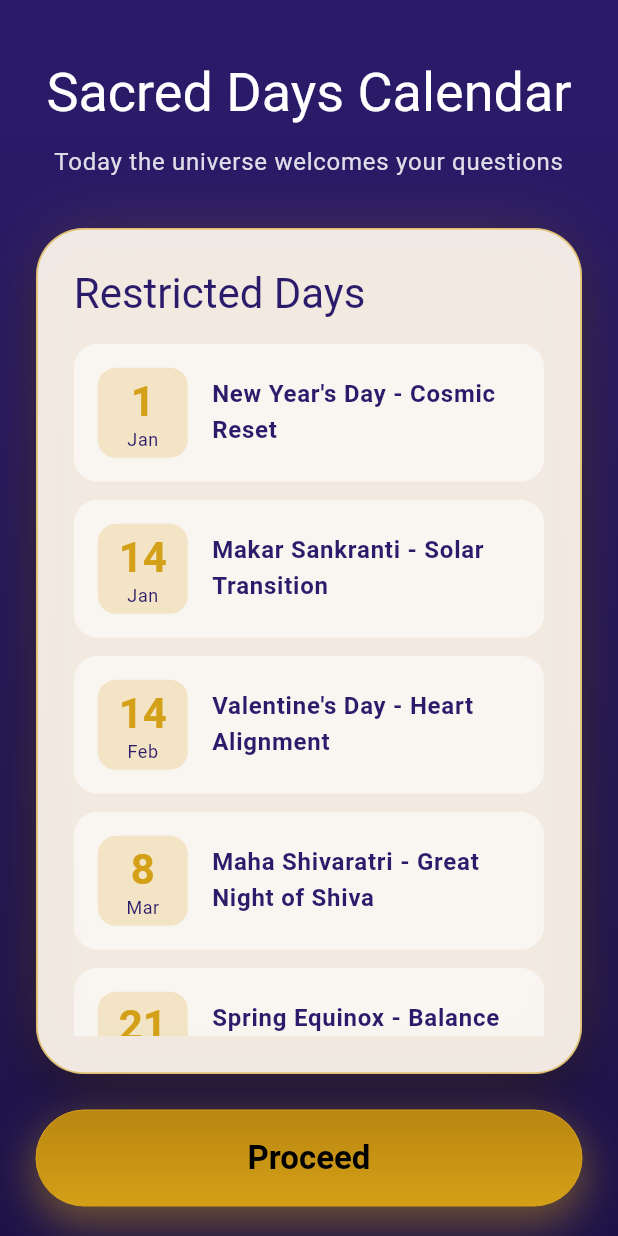
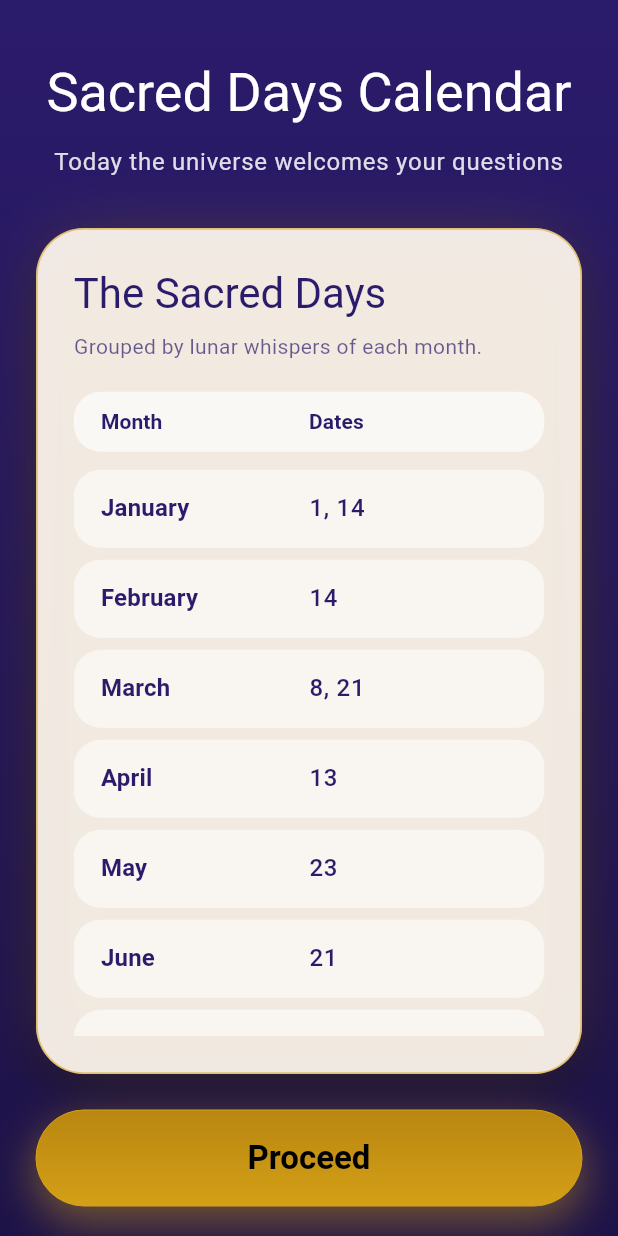
Before and after one commit to chirag1202/WisdomSutra, a Flutter app: the RestrictedDaysScreen screen opened directly, on a phone screen of 412 x 824 dp. Run offline on Flutter 3.47's test engine with Material 3 defaults, Android fonts, the phone set to English and light mode, and no system bars; our stand-ins replace app_links, shared_preferences, supabase_flutter; accounts and stored records are empty.

Commit message:
Refactor restricted days feature: consolidate data handling and improve UI structure

```diff
--- /dev/null
+++ b/lib/models/restricted_day.dart
@@ -0,0 +1,44 @@
+class RestrictedDay {
+  final int month;
+  final int day;
+  final String? name;
+
+  const RestrictedDay({
+    required this.month,
+    required this.day,
+    this.name,
+  });
+
+  factory RestrictedDay.fromJson(Map<String, dynamic> json) {
+    return RestrictedDay(
+      month: (json['month'] as num).toInt(),
+      day: (json['day'] as num).toInt(),
+      name: json['name'] as String?,
+    );
+  }
+
+  factory RestrictedDay.fromSupabase(Map<String, dynamic> row) {
+    return RestrictedDay(
+      month: (row['month'] as num).toInt(),
+      day: (row['day'] as num).toInt(),
+    );
+  }
+
+  String get monthName => const [
+        'January',
+        'February',
+        'March',
+        'April',
+        'May',
+        'June',
+        'July',
+        'August',
+        'September',
+        'October',
+        'November',
+        'December'
+      ][month - 1];
+
+  String get displayLabel =>
+      name ?? 'Sacred silence - the lineage keeps the book sealed today.';
+}
--- a/lib/screens/restricted_days_screen.dart
+++ b/lib/screens/restricted_days_screen.dart
@@ -3,42 +3,9 @@ import 'package:flutter/material.dart';
 import 'package:flutter/services.dart';
 import '../constants/colors.dart';
 import '../constants/theme.dart';
+import '../models/restricted_day.dart';
+import '../services/restricted_dates_service.dart';
 import '../widgets/golden_button.dart';
-
-class RestrictedDay {
-  final int month;
-  final int day;
-  final String name;
-
-  RestrictedDay({
-    required this.month,
-    required this.day,
-    required this.name,
-  });
-
-  factory RestrictedDay.fromJson(Map<String, dynamic> json) {
-    return RestrictedDay(
-      month: json['month'] as int,
-      day: json['day'] as int,
-      name: json['name'] as String,
-    );
-  }
-
-  String get monthName => [
-        'January',
-        'February',
-        'March',
-        'April',
-        'May',
-        'June',
-        'July',
-        'August',
-        'September',
-        'October',
-        'November',
-        'December'
-      ][month - 1];
-}
 
 class RestrictedDaysScreen extends StatefulWidget {
   const RestrictedDaysScreen({super.key});
@@ -49,6 +16,7 @@ class RestrictedDaysScreen extends StatefulWidget {
 
 class _RestrictedDaysScreenState extends State<RestrictedDaysScreen>
     with SingleTickerProviderStateMixin {
+  final RestrictedDatesService _service = const RestrictedDatesService();
   List<RestrictedDay> _restrictedDays = [];
   bool _loading = true;
   bool _isRestricted = false;
@@ -75,23 +43,27 @@ class _RestrictedDaysScreenState extends State<RestrictedDaysScreen>
   }
 
   Future<void> _loadRestrictedDays() async {
+    List<RestrictedDay> days = [];
     try {
-      final jsonString =
-          await rootBundle.loadString('assets/data/restricted_days.json');
-      final jsonData = json.decode(jsonString) as Map<String, dynamic>;
-      final List<dynamic> daysJson = jsonData['restrictedDays'] as List<dynamic>;
+      days = await _service.fetchRestrictedDates();
+    } catch (_) {
+      // Service errors are handled by falling back to bundled data
+    }
 
-      final days = daysJson
-          .map((day) => RestrictedDay.fromJson(day as Map<String, dynamic>))
-          .toList();
+    if (days.isEmpty) {
+      days = await _loadRestrictedDaysFromAsset();
+    }
 
-      // Check if today is a restricted day
+    days.sort((a, b) {
+      if (a.month == b.month) {
+        return a.day.compareTo(b.day);
+      }
+      return a.month.compareTo(b.month);
+    });
+
     final now = DateTime.now();
-      final todayMonth = now.month;
-      final todayDay = now.day;
-
     final isRestricted = days.any(
-        (day) => day.month == todayMonth && day.day == todayDay,
+      (day) => day.month == now.month && day.day == now.day,
     );
 
     setState(() {
@@ -99,15 +71,20 @@ class _RestrictedDaysScreenState extends State<RestrictedDaysScreen>
       _isRestricted = isRestricted;
       _loading = false;
     });
-    } catch (e) {
-      setState(() {
-        _loading = false;
-      });
-      if (mounted) {
-        ScaffoldMessenger.of(context).showSnackBar(
-          SnackBar(content: Text('Error loading restricted days: $e')),
-        );
   }
+
+  Future<List<RestrictedDay>> _loadRestrictedDaysFromAsset() async {
+    try {
+      final jsonString =
+          await rootBundle.loadString('assets/data/restricted_days.json');
+      final jsonData = json.decode(jsonString) as Map<String, dynamic>;
+      final List<dynamic> daysJson =
+          jsonData['restrictedDays'] as List<dynamic>;
+      return daysJson
+          .map((day) => RestrictedDay.fromJson(day as Map<String, dynamic>))
+          .toList();
+    } catch (_) {
+      return <RestrictedDay>[];
     }
   }
 
@@ -142,10 +119,27 @@ class _RestrictedDaysScreenState extends State<RestrictedDaysScreen>
     );
   }
 
+  List<_MonthGroup> _groupByMonth(List<RestrictedDay> days) {
+    final Map<int, List<int>> grouped = {};
+    for (final day in days) {
+      grouped.putIfAbsent(day.month, () => <int>[]).add(day.day);
+    }
+    final entries = grouped.entries.toList()
+      ..sort((a, b) => a.key.compareTo(b.key));
+    return entries
+        .map((entry) => _MonthGroup(
+              month: entry.key,
+              days: (entry.value..sort()),
+            ))
+        .toList(growable: false);
+  }
+
   @override
   Widget build(BuildContext context) {
     final colors = Theme.of(context).extension<SutraColors>();
     final theme = Theme.of(context);
+    final monthGroups = _groupByMonth(_restrictedDays);
+    final now = DateTime.now();
 
     if (_loading) {
       return Scaffold(
@@ -201,7 +195,8 @@ class _RestrictedDaysScreenState extends State<RestrictedDaysScreen>
                   Text(
                     'Certain days hold deep silence in the universe.\nPlease return tomorrow.',
                     style: theme.textTheme.bodyLarge?.copyWith(
-                      color: (colors?.textOnDark ?? Colors.white).withOpacity(0.85),
+                      color: (colors?.textOnDark ?? Colors.white)
+                          .withOpacity(0.85),
                       fontSize: 16,
                     ),
                     textAlign: TextAlign.center,
@@ -218,7 +213,8 @@ class _RestrictedDaysScreenState extends State<RestrictedDaysScreen>
                   Text(
                     'Today the universe welcomes your questions',
                     style: theme.textTheme.bodyLarge?.copyWith(
-                      color: (colors?.textOnDark ?? Colors.white).withOpacity(0.85),
+                      color: (colors?.textOnDark ?? Colors.white)
+                          .withOpacity(0.85),
                     ),
                     textAlign: TextAlign.center,
                   ),
@@ -231,7 +227,8 @@ class _RestrictedDaysScreenState extends State<RestrictedDaysScreen>
                           .withOpacity(0.93),
                       borderRadius: BorderRadius.circular(32),
                       border: Border.all(
-                        color: (colors?.accent ?? AppColors.gold).withOpacity(0.55),
+                        color: (colors?.accent ?? AppColors.gold)
+                            .withOpacity(0.55),
                         width: 1.2,
                       ),
                       boxShadow: [
@@ -241,7 +238,8 @@ class _RestrictedDaysScreenState extends State<RestrictedDaysScreen>
                           offset: const Offset(0, 14),
                         ),
                         BoxShadow(
-                          color: (colors?.accent ?? AppColors.gold).withOpacity(0.25),
+                          color: (colors?.accent ?? AppColors.gold)
+                              .withOpacity(0.25),
                           blurRadius: 36,
                           spreadRadius: -6,
                         ),
@@ -252,88 +250,92 @@ class _RestrictedDaysScreenState extends State<RestrictedDaysScreen>
                       crossAxisAlignment: CrossAxisAlignment.start,
                       children: [
                         Text(
-                          'Restricted Days',
+                          'The Sacred Days',
                           style: theme.textTheme.headlineMedium!.copyWith(
                             color: colors?.textOnLight ?? AppColors.indigoDeep,
                           ),
                         ),
-                        const SizedBox(height: 16),
+                        const SizedBox(height: 8),
+                        Text(
+                          'Grouped by lunar whispers of each month.',
+                          style: theme.textTheme.bodyMedium?.copyWith(
+                            color: (colors?.textOnLight ?? AppColors.indigoDeep)
+                                .withOpacity(0.7),
+                          ),
+                        ),
+                        const SizedBox(height: 20),
+                        _MonthTableHeader(colors: colors, theme: theme),
+                        const SizedBox(height: 12),
+                        if (monthGroups.isEmpty)
                           Expanded(
-                          child: ListView.builder(
+                            child: Center(
+                              child: Text(
+                                'No sacred days configured yet.',
+                                style: theme.textTheme.bodyLarge?.copyWith(
+                                  color: colors?.textOnLight ??
+                                      AppColors.indigoDeep,
+                                ),
+                              ),
+                            ),
+                          )
+                        else
+                          Expanded(
+                            child: ListView.separated(
                               physics: const BouncingScrollPhysics(),
-                            itemCount: _restrictedDays.length,
+                              itemCount: monthGroups.length,
+                              separatorBuilder: (_, __) =>
+                                  const SizedBox(height: 8),
                               itemBuilder: (context, index) {
-                              final day = _restrictedDays[index];
-                              final now = DateTime.now();
-                              final isToday = day.month == now.month && day.day == now.day;
+                                final monthGroup = monthGroups[index];
+                                final isCurrentMonth =
+                                    monthGroup.month == now.month;
+                                final isTodayRestricted = isCurrentMonth &&
+                                    monthGroup.days.contains(now.day) &&
+                                    _isRestricted;
 
                                 return Container(
-                                margin: const EdgeInsets.only(bottom: 12),
-                                padding: const EdgeInsets.all(16),
+                                  padding: const EdgeInsets.symmetric(
+                                    vertical: 14,
+                                    horizontal: 18,
+                                  ),
                                   decoration: BoxDecoration(
-                                  color: isToday
-                                      ? (colors?.accent ?? AppColors.gold).withOpacity(0.15)
-                                      : Colors.white.withOpacity(0.5),
-                                  borderRadius: BorderRadius.circular(16),
-                                  border: isToday
+                                    color: isCurrentMonth
+                                        ? (colors?.accent ?? AppColors.gold)
+                                            .withOpacity(0.16)
+                                        : Colors.white.withOpacity(0.55),
+                                    borderRadius: BorderRadius.circular(18),
+                                    border: isTodayRestricted
                                         ? Border.all(
-                                          color: colors?.accent ?? AppColors.gold,
+                                            color: colors?.accent ??
+                                                AppColors.gold,
                                             width: 2,
                                           )
                                         : null,
                                   ),
                                   child: Row(
+                                    crossAxisAlignment:
+                                        CrossAxisAlignment.start,
                                     children: [
-                                    Container(
-                                      width: 60,
-                                      height: 60,
-                                      decoration: BoxDecoration(
-                                        color: (colors?.accent ?? AppColors.gold)
-                                            .withOpacity(0.2),
-                                        borderRadius: BorderRadius.circular(12),
-                                      ),
-                                      child: Column(
-                                        mainAxisAlignment: MainAxisAlignment.center,
-                                        children: [
-                                          Text(
-                                            day.day.toString(),
-                                            style: theme.textTheme.headlineMedium!.copyWith(
-                                              color: colors?.accent ?? AppColors.gold,
-                                              fontWeight: FontWeight.bold,
-                                            ),
-                                          ),
-                                          Text(
-                                            day.monthName.substring(0, 3),
-                                            style: theme.textTheme.bodySmall!.copyWith(
-                                              color: colors?.textOnLight ?? AppColors.indigoDeep,
-                                            ),
-                                          ),
-                                        ],
-                                      ),
-                                    ),
-                                    const SizedBox(width: 16),
                                       Expanded(
-                                      child: Column(
-                                        crossAxisAlignment: CrossAxisAlignment.start,
-                                        children: [
-                                          Text(
-                                            day.name,
-                                            style: theme.textTheme.bodyLarge!.copyWith(
-                                              color: colors?.textOnLight ?? AppColors.indigoDeep,
+                                        child: Text(
+                                          monthGroup.monthName,
+                                          style: theme.textTheme.titleMedium
+                                              ?.copyWith(
+                                            color: colors?.textOnLight ??
+                                                AppColors.indigoDeep,
                                             fontWeight: FontWeight.w600,
                                           ),
                                         ),
-                                          if (isToday) ...[
-                                            const SizedBox(height: 4),
-                                            Text(
-                                              'Today',
-                                              style: theme.textTheme.bodySmall!.copyWith(
-                                                color: colors?.accent ?? AppColors.gold,
-                                                fontWeight: FontWeight.bold,
                                       ),
+                                      Expanded(
+                                        child: Text(
+                                          monthGroup.days.join(', '),
+                                          style: theme.textTheme.bodyLarge
+                                              ?.copyWith(
+                                            color: colors?.textOnLight ??
+                                                AppColors.indigoDeep,
+                                            fontWeight: FontWeight.w500,
                                           ),
-                                          ],
-                                        ],
                                         ),
                                       ),
                                     ],
@@ -360,3 +362,66 @@ class _RestrictedDaysScreenState extends State<RestrictedDaysScreen>
     );
   }
 }
+
+class _MonthGroup {
+  final int month;
+  final List<int> days;
+
+  const _MonthGroup({required this.month, required this.days});
+
+  String get monthName => const [
+        'January',
+        'February',
+        'March',
+        'April',
+        'May',
+        'June',
+        'July',
+        'August',
+        'September',
+        'October',
+        'November',
+        'December'
+      ][month - 1];
+}
+
+class _MonthTableHeader extends StatelessWidget {
+  final SutraColors? colors;
+  final ThemeData theme;
+
+  const _MonthTableHeader({required this.colors, required this.theme});
+
+  @override
+  Widget build(BuildContext context) {
+    final baseColor = colors?.textOnLight ?? AppColors.indigoDeep;
+    return Container(
+      padding: const EdgeInsets.symmetric(vertical: 10, horizontal: 18),
+      decoration: BoxDecoration(
+        color: Colors.white.withOpacity(0.65),
+        borderRadius: BorderRadius.circular(18),
+      ),
+      child: Row(
+        children: [
+          Expanded(
+            child: Text(
+              'Month',
+              style: theme.textTheme.titleSmall?.copyWith(
+                color: baseColor,
+                fontWeight: FontWeight.w700,
+              ),
+            ),
+          ),
+          Expanded(
+            child: Text(
+              'Dates',
+              style: theme.textTheme.titleSmall?.copyWith(
+                color: baseColor,
+                fontWeight: FontWeight.w700,
+              ),
+            ),
+          ),
+        ],
+      ),
+    );
+  }
+}
--- /dev/null
+++ b/lib/services/restricted_dates_service.dart
@@ -0,0 +1,20 @@
+import 'package:supabase_flutter/supabase_flutter.dart';
+import '../models/restricted_day.dart';
+
+class RestrictedDatesService {
+  const RestrictedDatesService();
+
+  SupabaseClient get _client => Supabase.instance.client;
+
+  Future<List<RestrictedDay>> fetchRestrictedDates() async {
+    final response = await _client
+        .from('restricted_dates')
+        .select('month, day')
+        .order('month')
+        .order('day');
+
+    return (response as List)
+        .map((row) => RestrictedDay.fromSupabase(row as Map<String, dynamic>))
+        .toList(growable: false);
+  }
+}
```
Lines whose indentation alone changed are shown as unchanged.
